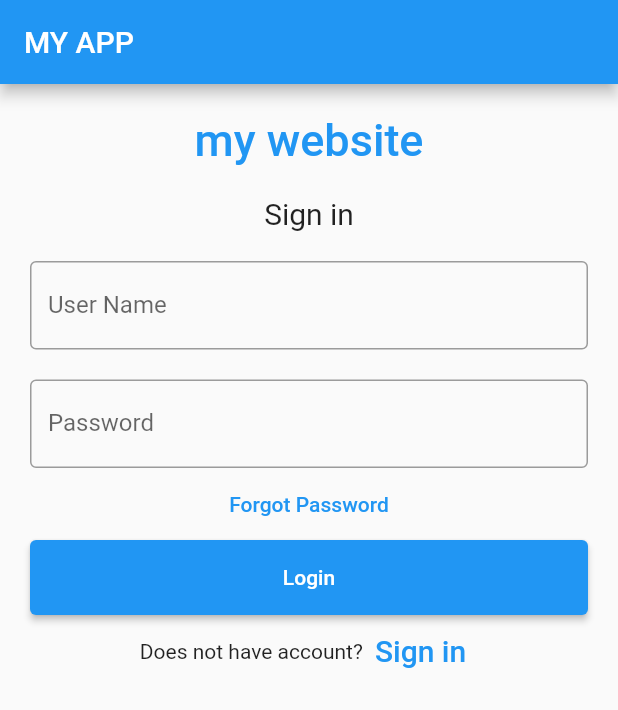
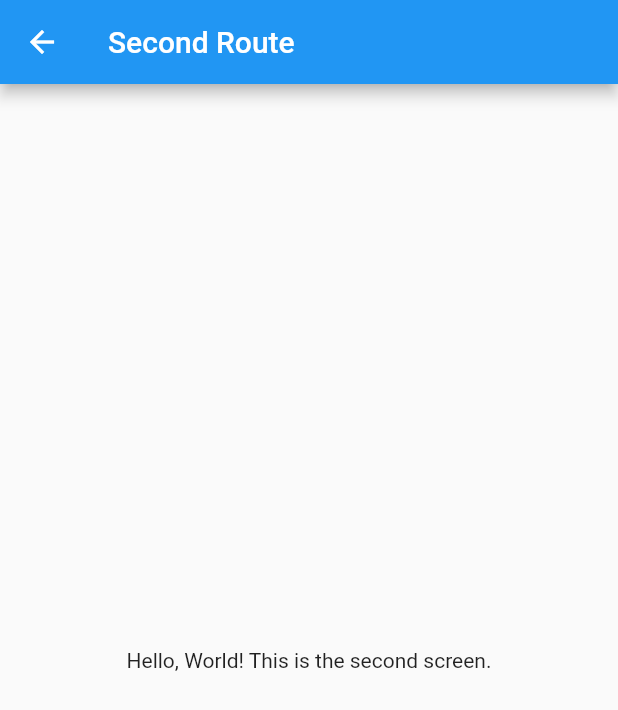
Before and after one commit to SMArham/fluutter-16, a Flutter app: the screen it shows after launch, after a tap on "Login", on a phone screen of 412 x 824 dp. Shown: the top 710 px of the screen. Run offline on Flutter 3.47's test engine with Material 2 defaults, Android fonts, the phone set to English and light mode, and no system bars.

Commit message:
first commit

```diff
--- a/firstclass/lib/main.dart
+++ b/firstclass/lib/main.dart
@@ -1,11 +1,14 @@
+
+
 import 'package:flutter/material.dart';
+import 'package:firstclass/screen.dart';
 
 void main() => runApp(const MyApp());
 
 class MyApp extends StatelessWidget {
   const MyApp({Key? key}) : super(key: key);
 
-  static const String _title = 'MY APP';
+  static const String _title = 'to do list App';
 
   @override
   Widget build(BuildContext context) {
@@ -40,19 +43,22 @@ class _MyStatefulWidgetState extends State<MyStatefulWidget> {
             alignment: Alignment.center,
             padding: const EdgeInsets.all(10),
             child: const Text(
-                  'my website',
+              'To do list',
               style: TextStyle(
                 color: Colors.blue,
                 fontWeight: FontWeight.w500,
-                      fontSize: 30),
-                )),
+                fontSize: 30,
+              ),
+            ),
+          ),
           Container(
             alignment: Alignment.center,
             padding: const EdgeInsets.all(10),
             child: const Text(
               'Sign in',
               style: TextStyle(fontSize: 20),
-                )),
+            ),
+          ),
           Container(
             padding: const EdgeInsets.all(10),
             child: TextField(
@@ -76,9 +82,9 @@ class _MyStatefulWidgetState extends State<MyStatefulWidget> {
           ),
           TextButton(
             onPressed: () {
-                //forgot password screen
+              // Forgot password screen
             },
-              child: const Text('Forgot Password',),
+            child: const Text('Forgot Password'),
           ),
           Container(
             height: 50,
@@ -86,27 +92,31 @@ class _MyStatefulWidgetState extends State<MyStatefulWidget> {
             child: ElevatedButton(
               child: const Text('Login'),
               onPressed: () {
-                    print(nameController.text);
-                    print(passwordController.text);
+                // Navigate to the second screen when the button is pressed
+                Navigator.push(
+                  context,
+                  MaterialPageRoute(builder: (context) => SecondRoute()),
+                );
               },
-                )
+            ),
           ),
           Row(
             children: <Widget>[
-                const Text('Does not have account?'),
+              const Text('Does not have an account?'),
               TextButton(
                 child: const Text(
                   'Sign in',
                   style: TextStyle(fontSize: 20),
                 ),
                 onPressed: () {
-                    //signup screen
+                  // Signup screen
                 },
               )
             ],
             mainAxisAlignment: MainAxisAlignment.center,
           ),
         ],
-        ));
+      ),
+    );
   }
 }
--- /dev/null
+++ b/firstclass/lib/screen.dart
@@ -0,0 +1,18 @@
+
+import 'package:flutter/material.dart';
+
+class SecondRoute extends StatelessWidget {
+  const SecondRoute({Key? key}) : super(key: key);
+
+  @override
+  Widget build(BuildContext context) {
+    return Scaffold(
+      appBar: AppBar(
+        title: const Text('Second Route'),
+      ),
+      body: Center(
+        child: const Text('Hello, World! This is the second screen.'),
+      ),
+    );
+  }
+}
```
Lines whose indentation alone changed are shown as unchanged.
